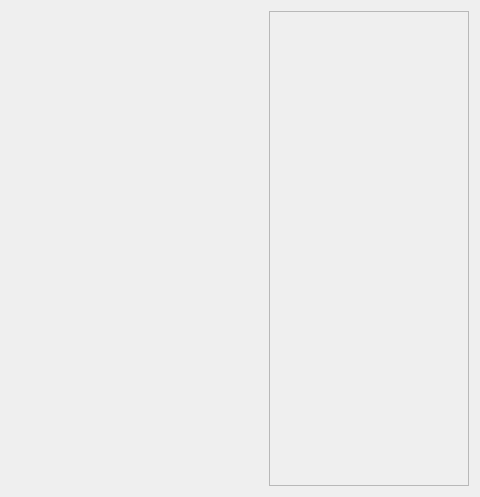
koshi8bit/lib, file plot/rtplotwithlegend.ui: the form before one commit; both pictures show x 349 to 829 and y 0 to 497 of the 829 by 497 pixel window.
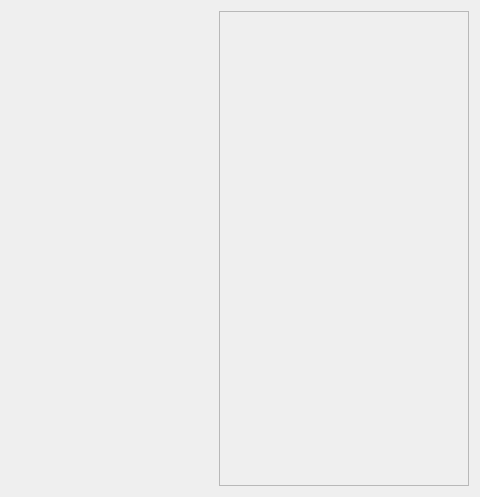
The form after the commit. Custom widgets are drawn as their Qt base class.

```diff
--- a/plot/rtplotwithlegend.ui
+++ b/plot/rtplotwithlegend.ui
@@ -27,14 +27,14 @@
    <item>
     <widget class="QScrollArea" name="scrollAreaLegend">
      <property name="sizePolicy">
-      <sizepolicy hsizetype="Preferred" vsizetype="Preferred">
+      <sizepolicy hsizetype="Fixed" vsizetype="Preferred">
        <horstretch>1</horstretch>
        <verstretch>0</verstretch>
       </sizepolicy>
      </property>
      <property name="minimumSize">
       <size>
-       <width>0</width>
+       <width>250</width>
        <height>0</height>
       </size>
      </property>
@@ -46,7 +46,7 @@
        <rect>
         <x>0</x>
         <y>0</y>
-        <width>199</width>
+        <width>248</width>
         <height>477</height>
        </rect>
       </property>
```
Left out of the diff: 15 changed lines with no effect on the pictures.
